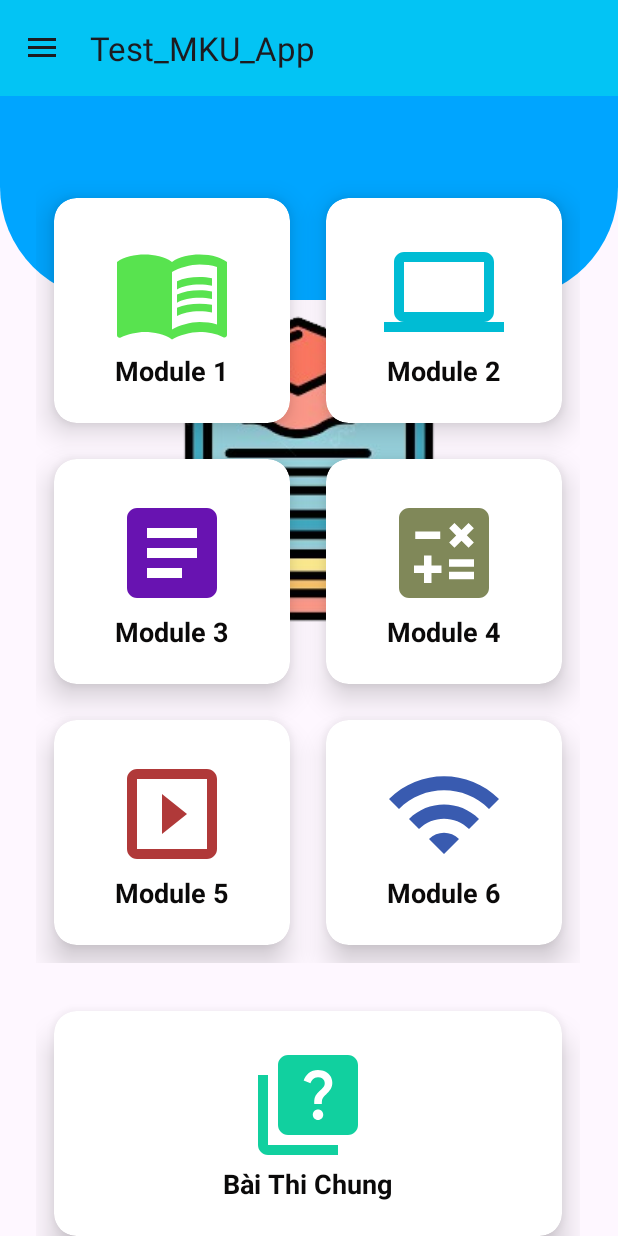
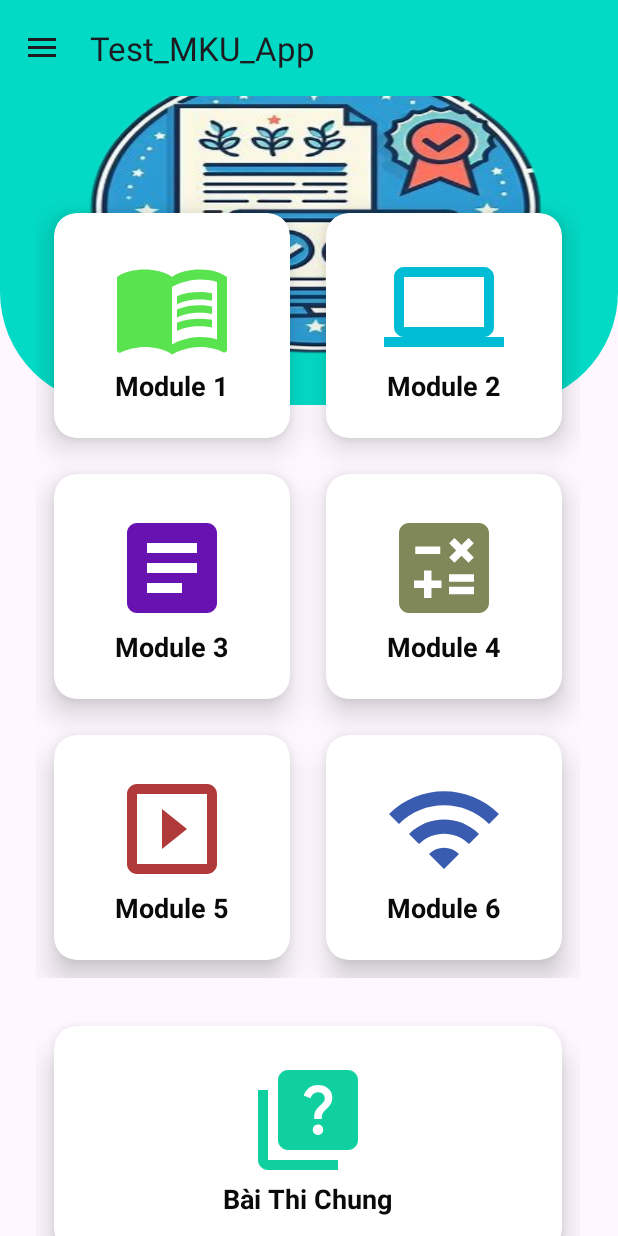
Before and after one commit to QuangVip2441/Test_MKU_App, an Android app: the screen it shows after launch (MainActivity), on a phone screen of 412 x 824 dp. Run offline under Robolectric (Android 15) with nearby library versions, the phone set to English and light mode, and no system bars; Roboto replaces fonts that are not available here.

```diff
--- a/app/src/main/res/drawable/bd_view.xml
+++ /dev/null
@@ -1,8 +0,0 @@
-<?xml version="1.0" encoding="utf-8"?>
-<shape xmlns:android="http://schemas.android.com/apk/res/android">
-
-    <corners android:bottomRightRadius="75dp"
-        android:bottomLeftRadius="75dp"/>
-    <solid android:color="@color/colorAccent"/>
-
-</shape>
--- /dev/null
+++ b/app/src/main/res/drawable/list_drawable.xml
@@ -0,0 +1,15 @@
+<?xml version="1.0" encoding="utf-8"?>
+<layer-list xmlns:android="http://schemas.android.com/apk/res/android">
+
+    <item>
+        <shape android:shape="rectangle">
+            <corners android:bottomRightRadius="75dp"
+                android:bottomLeftRadius="75dp"/>
+            <solid android:color="@color/teal_200"/>
+        </shape>
+    </item>
+
+    <item android:drawable="@drawable/ic_fragment_home">
+    </item>
+
+</layer-list>
--- /dev/null
+++ b/app/src/main/res/drawable/white_circle_background.xml
@@ -0,0 +1,4 @@
+<?xml version="1.0" encoding="utf-8"?>
+<shape xmlns:android="http://schemas.android.com/apk/res/android" android:shape="oval">
+    <solid android:color="#FFFFFF" />
+</shape>
--- a/app/src/main/res/layout/activity_main.xml
+++ b/app/src/main/res/layout/activity_main.xml
@@ -31,7 +31,7 @@
         <androidx.constraintlayout.widget.ConstraintLayout
             android:layout_width="match_parent"
             android:layout_height="wrap_content"
-            android:background="#03C4F4">
+            android:background="@color/teal_200">
 
             <androidx.appcompat.widget.Toolbar
                 android:id="@+id/toolbar"
--- a/app/src/main/res/layout/fragment_home.xml
+++ b/app/src/main/res/layout/fragment_home.xml
@@ -17,15 +17,9 @@
             <View
                 android:id="@+id/topview"
                 android:layout_width="match_parent"
-                android:layout_height="200dp"
-                android:background="@drawable/bd_view">
+                android:layout_height="270dp"
+                android:background="@drawable/list_drawable">
             </View>
-
-            <ImageView
-                android:layout_width="match_parent"
-                android:layout_height="match_parent"
-                android:layout_marginTop="200dp"
-                android:src="@drawable/ic_study3_removebg"/>
 
             <GridLayout
                 android:layout_width="match_parent"
@@ -34,7 +28,7 @@
                 android:rowCount="5"
                 android:layout_marginLeft="24dp"
                 android:layout_marginRight="25dp"
-                android:layout_marginTop="-80dp"
+                android:layout_marginTop="-140dp"
                 android:id="@+id/gridtop"
                 android:layout_below="@+id/topview">
 
```
Also changed, not shown: app/src/main/res/layout/header.xml (+12 -8 lines), app/src/main/res/values/themes.xml (+9 -0 lines), app/src/main/res/drawable/background_header.png (added), app/src/main/res/drawable/background_header1.png (added), app/src/main/res/drawable/background_header2.png (added), app/src/main/res/drawable/ic_fragment_home.png (added), app/src/main/res/drawable/ic_main.png (added).
